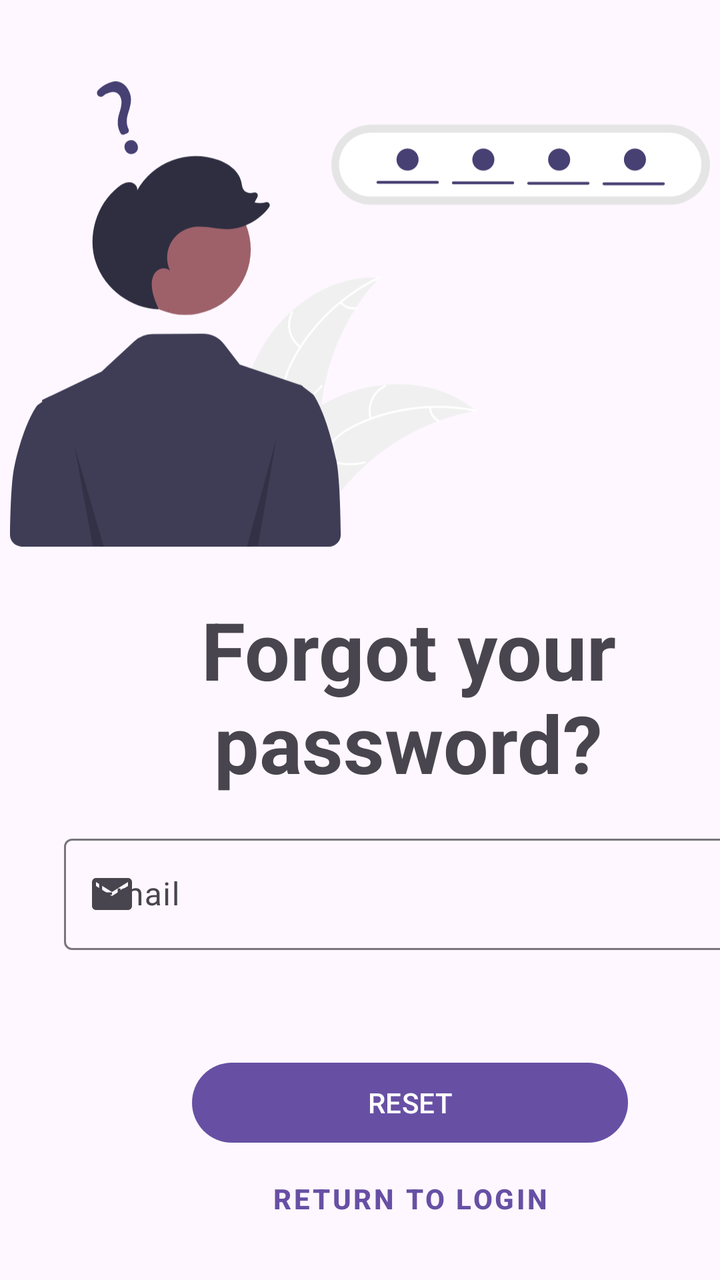
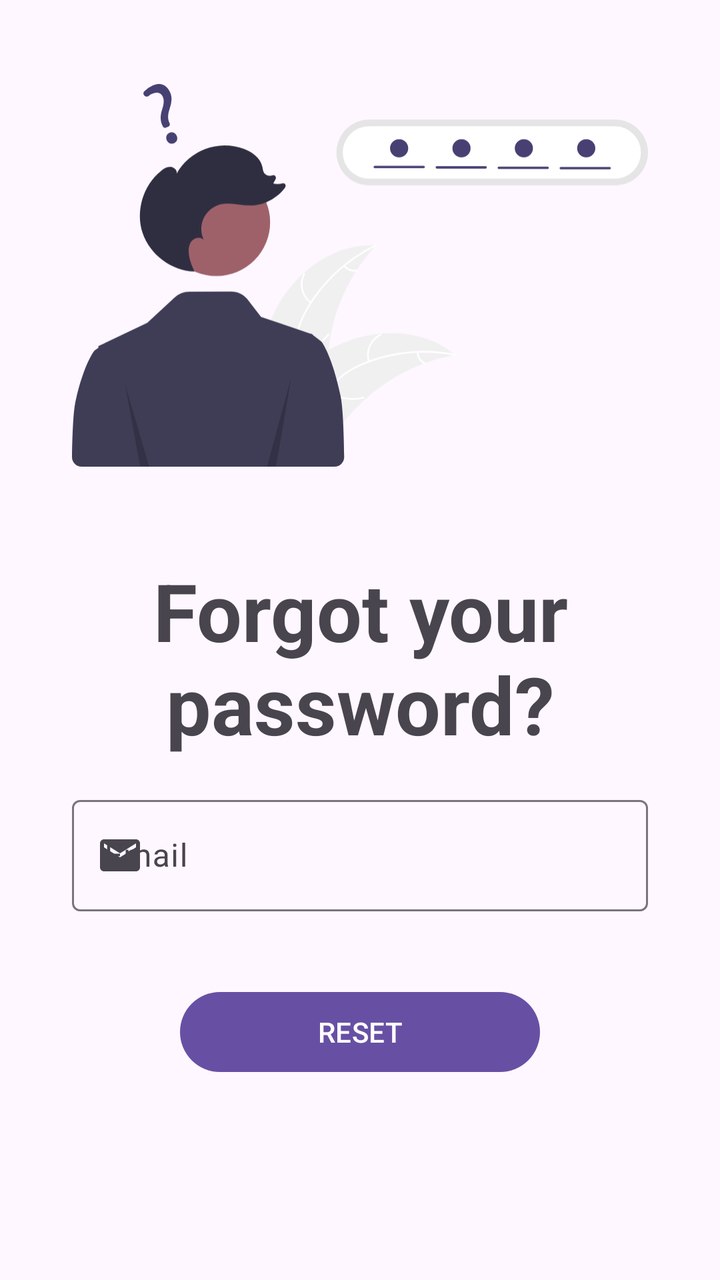

Two renders of the same Android screen: before a commit and after it. Below are the layout's source before the change and the commit's diff.
<!-- AndroidManifest.xml: application theme Theme.Foodalchemy -->
<!-- res/layout/fragment_forgot_password.xml -->
<?xml version="1.0" encoding="utf-8"?>
<androidx.constraintlayout.widget.ConstraintLayout xmlns:android="http://schemas.android.com/apk/res/android"
    xmlns:app="http://schemas.android.com/apk/res-auto"
    xmlns:tools="http://schemas.android.com/tools"
    android:layout_width="match_parent"
    android:layout_height="match_parent"
    tools:context=".ui.AuthActivity">


    <ImageView
        android:id="@+id/imageView3"
        android:layout_width="350dp"
        android:layout_height="250dp"
        android:layout_marginTop="32dp"
        android:src="@drawable/undraw_forgot_password_re_hxwm"
        app:layout_constraintEnd_toEndOf="parent"
        app:layout_constraintStart_toStartOf="parent"
        app:layout_constraintTop_toTopOf="parent"
        app:contentDescription="@string/forgot_password_image"/>

    <androidx.constraintlayout.widget.Guideline
        android:id="@+id/guideline7"
        android:layout_width="wrap_content"
        android:layout_height="wrap_content"
        android:orientation="vertical"
        app:layout_constraintGuide_begin="32dp" />

    <androidx.constraintlayout.widget.Guideline
        android:id="@+id/guideline10"
        android:layout_width="wrap_content"
        android:layout_height="wrap_content"
        android:orientation="vertical"
        app:layout_constraintGuide_begin="376dp" />

    <TextView
        android:id="@+id/ForgotPassword"
        android:layout_width="0dp"
        android:layout_height="wrap_content"
        android:layout_marginTop="16dp"
        android:text="@string/forgot_password_textview"
        android:textAlignment="center"
        android:textSize="40sp"
        android:textStyle="bold"
        app:layout_constraintEnd_toStartOf="@+id/guideline10"
        app:layout_constraintStart_toStartOf="@+id/guideline7"
        app:layout_constraintTop_toBottomOf="@+id/imageView3" />

    <com.google.android.material.textfield.TextInputLayout
        android:id="@+id/text_input_layout_email"
        android:layout_width="0dp"
        android:layout_height="wrap_content"
        android:layout_marginTop="16dp"
        app:layout_constraintEnd_toStartOf="@+id/guideline10"
        app:layout_constraintStart_toStartOf="@+id/guideline7"
        app:layout_constraintTop_toBottomOf="@+id/ForgotPassword"
        app:startIconDrawable="@drawable/baseline_email_24"
        app:endIconMode="clear_text"
        app:errorEnabled="true">

        <com.google.android.material.textfield.TextInputEditText
            android:id="@+id/text_input_edit_text_email"
            android:layout_width="match_parent"
            android:layout_height="wrap_content"
            android:hint="@string/forgot_password_email"
            android:inputType="textEmailAddress"/>
    </com.google.android.material.textfield.TextInputLayout>

    <Button
        android:id="@+id/button_reset"
        style="@style/Widget.Material3.Button"
        android:layout_width="0dp"
        android:layout_height="wrap_content"
        android:layout_marginTop="32dp"
        android:text="@string/reset_button"
        android:textSize="14sp"
        app:layout_constraintEnd_toStartOf="@+id/guideline12"
        app:layout_constraintStart_toStartOf="@+id/guideline11"
        app:layout_constraintTop_toBottomOf="@+id/text_input_layout_email" />

    <androidx.constraintlayout.widget.Guideline
        android:id="@+id/guideline11"
        android:layout_width="wrap_content"
        android:layout_height="wrap_content"
        android:orientation="vertical"
        app:layout_constraintGuide_begin="96dp" />

    <androidx.constraintlayout.widget.Guideline
        android:id="@+id/guideline12"
        android:layout_width="wrap_content"
        android:layout_height="wrap_content"
        android:orientation="vertical"
        app:layout_constraintGuide_begin="314dp" />

    <Button
        android:id="@+id/button_return_login"
        style="@style/Widget.MaterialComponents.Button.TextButton"
        android:layout_width="wrap_content"
        android:layout_height="wrap_content"
        android:text="@string/return_button"
        android:textStyle="bold"
        app:layout_constraintEnd_toStartOf="@+id/guideline12"
        app:layout_constraintStart_toStartOf="@+id/guideline11"
        app:layout_constraintTop_toBottomOf="@+id/button_reset" />
</androidx.constraintlayout.widget.ConstraintLayout>
<!-- resources referenced by this layout -->
<resources>
  <!-- drawable baseline_email_24 (drawable) -->
  <vector android:height="24dp" android:tint="#000000"
      android:viewportHeight="24" android:viewportWidth="24"
      android:width="24dp" xmlns:android="http://schemas.android.com/apk/res/android">
      <path android:fillColor="@android:color/white" android:pathData="M20,4L4,4c-1.1,0 -1.99,0.9 -1.99,2L2,18c0,1.1 0.9,2 2,2h16c1.1,0 2,-0.9 2,-2L22,6c0,-1.1 -0.9,-2 -2,-2zM20,8l-8,5 -8,-5L4,6l8,5 8,-5v2z"/>
  </vector>
  <!-- drawable undraw_forgot_password_re_hxwm: vector/xml drawable (drawable, 7951 chars, omitted) -->
  <string name="forgot_password_email">Email</string>
  <string name="forgot_password_image">Forgot Password Image</string>
  <string name="forgot_password_textview">Forgot your password?</string>
  <string name="reset_button">RESET</string>
  <string name="return_button">RETURN TO LOGIN</string>
  <style name="Theme.Foodalchemy" parent="Base.Theme.Foodalchemy" />
  <style name="Base.Theme.Foodalchemy" parent="Theme.Material3.DayNight.NoActionBar">
          
          
      </style>
</resources>

<!-- the commit's change to res/layout/fragment_forgot_password.xml (unified diff, before → after) -->
@@ -9,28 +9,27 @@
 
     <ImageView
         android:id="@+id/imageView3"
-        android:layout_width="350dp"
+        android:layout_width="0dp"
         android:layout_height="250dp"
-        android:layout_marginTop="32dp"
         android:src="@drawable/undraw_forgot_password_re_hxwm"
-        app:layout_constraintEnd_toEndOf="parent"
-        app:layout_constraintStart_toStartOf="parent"
-        app:layout_constraintTop_toTopOf="parent"
-        app:contentDescription="@string/forgot_password_image"/>
+        app:contentDescription="@string/forgot_password_image"
+        app:layout_constraintEnd_toStartOf="@+id/guideline10"
+        app:layout_constraintStart_toStartOf="@+id/guideline7"
+        app:layout_constraintTop_toTopOf="@+id/guideline15" />
 
     <androidx.constraintlayout.widget.Guideline
         android:id="@+id/guideline7"
         android:layout_width="wrap_content"
         android:layout_height="wrap_content"
         android:orientation="vertical"
-        app:layout_constraintGuide_begin="32dp" />
+        app:layout_constraintGuide_percent="0.10" />
 
     <androidx.constraintlayout.widget.Guideline
         android:id="@+id/guideline10"
         android:layout_width="wrap_content"
         android:layout_height="wrap_content"
         android:orientation="vertical"
-        app:layout_constraintGuide_begin="376dp" />
+        app:layout_constraintGuide_percent="0.9" />
 
     <TextView
         android:id="@+id/ForgotPassword"
@@ -69,8 +68,8 @@
         android:id="@+id/button_reset"
         style="@style/Widget.Material3.Button"
         android:layout_width="0dp"
-        android:layout_height="wrap_content"
-        android:layout_marginTop="32dp"
+        android:layout_height="48dp"
+        android:layout_marginTop="16dp"
         android:text="@string/reset_button"
         android:textSize="14sp"
         app:layout_constraintEnd_toStartOf="@+id/guideline12"
@@ -82,14 +81,14 @@
         android:layout_width="wrap_content"
         android:layout_height="wrap_content"
         android:orientation="vertical"
-        app:layout_constraintGuide_begin="96dp" />
+        app:layout_constraintGuide_percent="0.25" />
 
     <androidx.constraintlayout.widget.Guideline
         android:id="@+id/guideline12"
         android:layout_width="wrap_content"
         android:layout_height="wrap_content"
         android:orientation="vertical"
-        app:layout_constraintGuide_begin="314dp" />
+        app:layout_constraintGuide_percent="0.75" />
 
     <Button
         android:id="@+id/button_return_login"
@@ -98,7 +97,22 @@
         android:layout_height="wrap_content"
         android:text="@string/return_button"
         android:textStyle="bold"
+        app:layout_constraintBottom_toTopOf="@+id/guideline16"
         app:layout_constraintEnd_toStartOf="@+id/guideline12"
         app:layout_constraintStart_toStartOf="@+id/guideline11"
         app:layout_constraintTop_toBottomOf="@+id/button_reset" />
+
+    <androidx.constraintlayout.widget.Guideline
+        android:id="@+id/guideline15"
+        android:layout_width="wrap_content"
+        android:layout_height="wrap_content"
+        android:orientation="horizontal"
+        app:layout_constraintGuide_percent="0.02" />
+
+    <androidx.constraintlayout.widget.Guideline
+        android:id="@+id/guideline16"
+        android:layout_width="wrap_content"
+        android:layout_height="wrap_content"
+        android:orientation="horizontal"
+        app:layout_constraintGuide_percent="0.80" />
 </androidx.constraintlayout.widget.ConstraintLayout>
